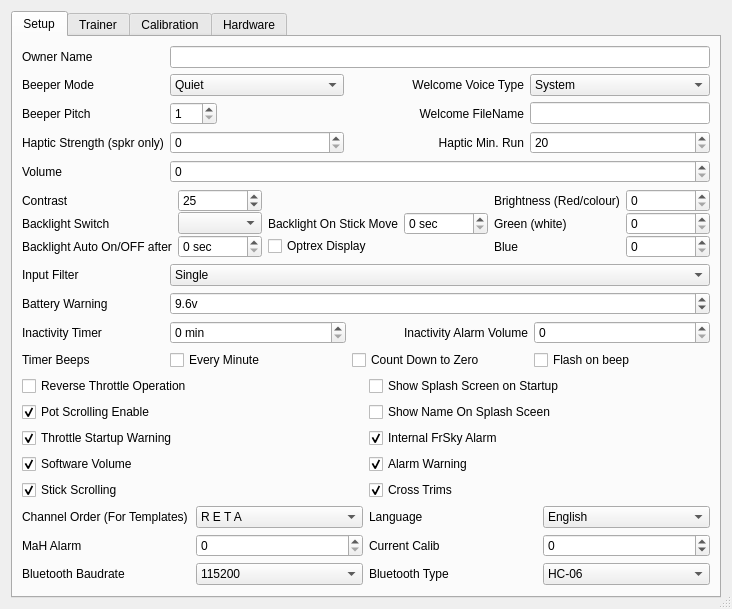
Old version of the form eepe/eepskye/src/generaledit.ui in the repository MikeBland/mbtx.
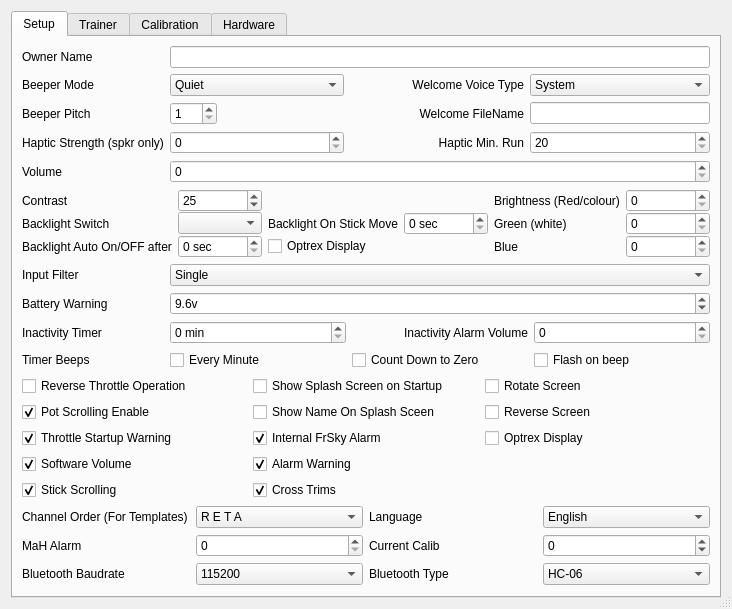
New version of the form. The open tabs and pages were chosen to show the change. Icons and pictures are not drawn.

Patch:
```diff
--- a/eepe/eepskye/src/generaledit.ui
+++ b/eepe/eepskye/src/generaledit.ui
@@ -500,6 +500,102 @@
            </property>
           </widget>
          </item>
+         <item row="0" column="2">
+          <widget class="QCheckBox" name="RotateScreenChkB">
+           <property name="sizePolicy">
+            <sizepolicy hsizetype="Minimum" vsizetype="Fixed">
+             <horstretch>0</horstretch>
+             <verstretch>0</verstretch>
+            </sizepolicy>
+           </property>
+           <property name="toolTip">
+            <string>&lt;html&gt;&lt;head/&gt;&lt;body&gt;&lt;p&gt;Cross Trim swaps the trims so the switches on the left apply to the stick on the right, and those on the right apply to the stick on the left. This can make trim adjustment in flight easier, particularly for &lt;span style=&quot; background-color:transparent;&quot;&gt;Mode 2&lt;/span&gt; fliers, as it allows them to adjust aileron and elevator trim with the left hand while flying with the right.&lt;/p&gt;&lt;/body&gt;&lt;/html&gt;</string>
+           </property>
+           <property name="whatsThis">
+            <string>&lt;!DOCTYPE HTML PUBLIC &quot;-//W3C//DTD HTML 4.0//EN&quot; &quot;http://www.w3.org/TR/REC-html40/strict.dtd&quot;&gt;
+&lt;html&gt;&lt;head&gt;&lt;meta name=&quot;qrichtext&quot; content=&quot;1&quot; /&gt;&lt;style type=&quot;text/css&quot;&gt;
+p, li { white-space: pre-wrap; }
+&lt;/style&gt;&lt;/head&gt;&lt;body style=&quot; font-family:'MS Shell Dlg 2'; font-size:8.25pt; font-weight:400; font-style:normal;&quot;&gt;
+&lt;p style=&quot; margin-top:0px; margin-bottom:0px; margin-left:0px; margin-right:0px; -qt-block-indent:0; text-indent:0px;&quot;&gt;&lt;span style=&quot; text-decoration: underline;&quot;&gt;Warnings&lt;/span&gt;&lt;/p&gt;
+&lt;p style=&quot;-qt-paragraph-type:empty; margin-top:0px; margin-bottom:0px; margin-left:0px; margin-right:0px; -qt-block-indent:0; text-indent:0px;&quot;&gt;&lt;/p&gt;
+&lt;p style=&quot; margin-top:0px; margin-bottom:0px; margin-left:0px; margin-right:0px; -qt-block-indent:0; text-indent:0px;&quot;&gt;These will define startup warnings.&lt;/p&gt;
+&lt;p style=&quot; margin-top:0px; margin-bottom:0px; margin-left:0px; margin-right:0px; -qt-block-indent:0; text-indent:0px;&quot;&gt;Throttle warning - will alert if the throttle is not at idle during startup&lt;/p&gt;
+&lt;p style=&quot; margin-top:0px; margin-bottom:0px; margin-left:0px; margin-right:0px; -qt-block-indent:0; text-indent:0px;&quot;&gt;Switch warning - will alert if switches are not in their defaul position&lt;/p&gt;
+&lt;p style=&quot; margin-top:0px; margin-bottom:0px; margin-left:0px; margin-right:0px; -qt-block-indent:0; text-indent:0px;&quot;&gt;Memory warning - will alert if there's not a lot of memory left&lt;/p&gt;
+&lt;p style=&quot; margin-top:0px; margin-bottom:0px; margin-left:0px; margin-right:0px; -qt-block-indent:0; text-indent:0px;&quot;&gt;Silent mode warning - will alert you if the beeper is set to quiet (0)&lt;/p&gt;&lt;/body&gt;&lt;/html&gt;</string>
+           </property>
+           <property name="text">
+            <string>Rotate Screen</string>
+           </property>
+           <property name="checked">
+            <bool>false</bool>
+           </property>
+          </widget>
+         </item>
+         <item row="1" column="2">
+          <widget class="QCheckBox" name="ReverseScreenChkB">
+           <property name="sizePolicy">
+            <sizepolicy hsizetype="Minimum" vsizetype="Fixed">
+             <horstretch>0</horstretch>
+             <verstretch>0</verstretch>
+            </sizepolicy>
+           </property>
+           <property name="toolTip">
+            <string>&lt;html&gt;&lt;head/&gt;&lt;body&gt;&lt;p&gt;Cross Trim swaps the trims so the switches on the left apply to the stick on the right, and those on the right apply to the stick on the left. This can make trim adjustment in flight easier, particularly for &lt;span style=&quot; background-color:transparent;&quot;&gt;Mode 2&lt;/span&gt; fliers, as it allows them to adjust aileron and elevator trim with the left hand while flying with the right.&lt;/p&gt;&lt;/body&gt;&lt;/html&gt;</string>
+           </property>
+           <property name="whatsThis">
+            <string>&lt;!DOCTYPE HTML PUBLIC &quot;-//W3C//DTD HTML 4.0//EN&quot; &quot;http://www.w3.org/TR/REC-html40/strict.dtd&quot;&gt;
+&lt;html&gt;&lt;head&gt;&lt;meta name=&quot;qrichtext&quot; content=&quot;1&quot; /&gt;&lt;style type=&quot;text/css&quot;&gt;
+p, li { white-space: pre-wrap; }
+&lt;/style&gt;&lt;/head&gt;&lt;body style=&quot; font-family:'MS Shell Dlg 2'; font-size:8.25pt; font-weight:400; font-style:normal;&quot;&gt;
+&lt;p style=&quot; margin-top:0px; margin-bottom:0px; margin-left:0px; margin-right:0px; -qt-block-indent:0; text-indent:0px;&quot;&gt;&lt;span style=&quot; text-decoration: underline;&quot;&gt;Warnings&lt;/span&gt;&lt;/p&gt;
+&lt;p style=&quot;-qt-paragraph-type:empty; margin-top:0px; margin-bottom:0px; margin-left:0px; margin-right:0px; -qt-block-indent:0; text-indent:0px;&quot;&gt;&lt;/p&gt;
+&lt;p style=&quot; margin-top:0px; margin-bottom:0px; margin-left:0px; margin-right:0px; -qt-block-indent:0; text-indent:0px;&quot;&gt;These will define startup warnings.&lt;/p&gt;
+&lt;p style=&quot; margin-top:0px; margin-bottom:0px; margin-left:0px; margin-right:0px; -qt-block-indent:0; text-indent:0px;&quot;&gt;Throttle warning - will alert if the throttle is not at idle during startup&lt;/p&gt;
+&lt;p style=&quot; margin-top:0px; margin-bottom:0px; margin-left:0px; margin-right:0px; -qt-block-indent:0; text-indent:0px;&quot;&gt;Switch warning - will alert if switches are not in their defaul position&lt;/p&gt;
+&lt;p style=&quot; margin-top:0px; margin-bottom:0px; margin-left:0px; margin-right:0px; -qt-block-indent:0; text-indent:0px;&quot;&gt;Memory warning - will alert if there's not a lot of memory left&lt;/p&gt;
+&lt;p style=&quot; margin-top:0px; margin-bottom:0px; margin-left:0px; margin-right:0px; -qt-block-indent:0; text-indent:0px;&quot;&gt;Silent mode warning - will alert you if the beeper is set to quiet (0)&lt;/p&gt;&lt;/body&gt;&lt;/html&gt;</string>
+           </property>
+           <property name="text">
+            <string>Reverse Screen</string>
+           </property>
+           <property name="checked">
+            <bool>false</bool>
+           </property>
+          </widget>
+         </item>
+         <item row="2" column="2">
+          <widget class="QCheckBox" name="OptrexDisplayChkB_2">
+           <property name="sizePolicy">
+            <sizepolicy hsizetype="Minimum" vsizetype="Fixed">
+             <horstretch>0</horstretch>
+             <verstretch>0</verstretch>
+            </sizepolicy>
+           </property>
+           <property name="toolTip">
+            <string>&lt;html&gt;&lt;head/&gt;&lt;body&gt;&lt;p&gt;Cross Trim swaps the trims so the switches on the left apply to the stick on the right, and those on the right apply to the stick on the left. This can make trim adjustment in flight easier, particularly for &lt;span style=&quot; background-color:transparent;&quot;&gt;Mode 2&lt;/span&gt; fliers, as it allows them to adjust aileron and elevator trim with the left hand while flying with the right.&lt;/p&gt;&lt;/body&gt;&lt;/html&gt;</string>
+           </property>
+           <property name="whatsThis">
+            <string>&lt;!DOCTYPE HTML PUBLIC &quot;-//W3C//DTD HTML 4.0//EN&quot; &quot;http://www.w3.org/TR/REC-html40/strict.dtd&quot;&gt;
+&lt;html&gt;&lt;head&gt;&lt;meta name=&quot;qrichtext&quot; content=&quot;1&quot; /&gt;&lt;style type=&quot;text/css&quot;&gt;
+p, li { white-space: pre-wrap; }
+&lt;/style&gt;&lt;/head&gt;&lt;body style=&quot; font-family:'MS Shell Dlg 2'; font-size:8.25pt; font-weight:400; font-style:normal;&quot;&gt;
+&lt;p style=&quot; margin-top:0px; margin-bottom:0px; margin-left:0px; margin-right:0px; -qt-block-indent:0; text-indent:0px;&quot;&gt;&lt;span style=&quot; text-decoration: underline;&quot;&gt;Warnings&lt;/span&gt;&lt;/p&gt;
+&lt;p style=&quot;-qt-paragraph-type:empty; margin-top:0px; margin-bottom:0px; margin-left:0px; margin-right:0px; -qt-block-indent:0; text-indent:0px;&quot;&gt;&lt;/p&gt;
+&lt;p style=&quot; margin-top:0px; margin-bottom:0px; margin-left:0px; margin-right:0px; -qt-block-indent:0; text-indent:0px;&quot;&gt;These will define startup warnings.&lt;/p&gt;
+&lt;p style=&quot; margin-top:0px; margin-bottom:0px; margin-left:0px; margin-right:0px; -qt-block-indent:0; text-indent:0px;&quot;&gt;Throttle warning - will alert if the throttle is not at idle during startup&lt;/p&gt;
+&lt;p style=&quot; margin-top:0px; margin-bottom:0px; margin-left:0px; margin-right:0px; -qt-block-indent:0; text-indent:0px;&quot;&gt;Switch warning - will alert if switches are not in their defaul position&lt;/p&gt;
+&lt;p style=&quot; margin-top:0px; margin-bottom:0px; margin-left:0px; margin-right:0px; -qt-block-indent:0; text-indent:0px;&quot;&gt;Memory warning - will alert if there's not a lot of memory left&lt;/p&gt;
+&lt;p style=&quot; margin-top:0px; margin-bottom:0px; margin-left:0px; margin-right:0px; -qt-block-indent:0; text-indent:0px;&quot;&gt;Silent mode warning - will alert you if the beeper is set to quiet (0)&lt;/p&gt;&lt;/body&gt;&lt;/html&gt;</string>
+           </property>
+           <property name="text">
+            <string>Optrex Display</string>
+           </property>
+           <property name="checked">
+            <bool>false</bool>
+           </property>
+          </widget>
+         </item>
         </layout>
        </item>
        <item row="7" column="0" colspan="2">
```
Left out of the diff: 12 changed lines with no effect on the pictures.
